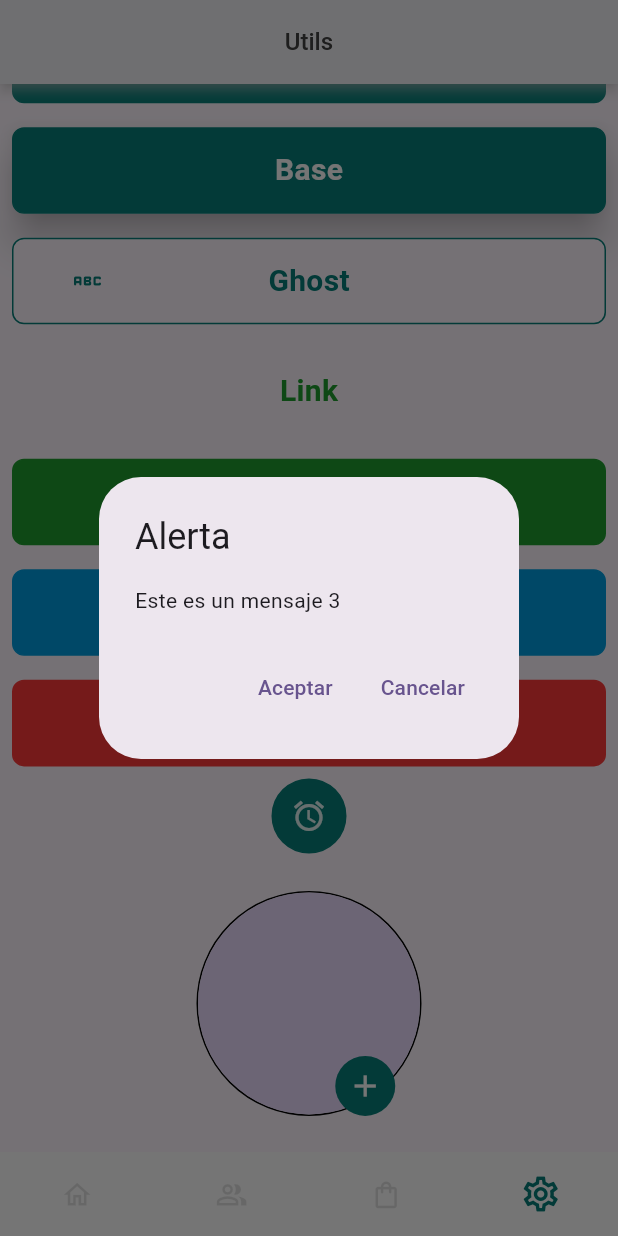
After one commit to jahuanca/utilsFlutter, a Flutter app: the screen it shows after launch, scrolled down 399 dp, after a tap on "Texto", on a phone screen of 412 x 824 dp. The commit adds this screen. Run offline on Flutter 3.47's test engine with Material 3 defaults, Android fonts, the phone set to English and light mode, and no system bars; missing offline and left inert: global_configuration; network calls fail.

Commit message:
feat: add ShowDialogWidget

```diff
--- a/example/lib/main.dart
+++ b/example/lib/main.dart
@@ -32,13 +32,14 @@ class ExamplePage extends StatelessWidget {
     final Size size = MediaQuery.of(context).size;
 
     return Scaffold(
-      appBar: appBarWidget(text: 'Example'),
+      appBar: appBarWidget(text: 'Utils'),
       bottomNavigationBar: BottomNavigationBarWidget(
           indexSelectedItem: 3,
           onTapItem: print,
           showTitles: false,
           icons: [
-        BottomNavigationItemWidget(icon: Icons.home_outlined, title: 'Inicio'),
+            BottomNavigationItemWidget(
+                icon: Icons.home_outlined, title: 'Inicio'),
             BottomNavigationItemWidget(
                 icon: Icons.people_alt_outlined, title: 'Clientes'),
             BottomNavigationItemWidget(
@@ -88,6 +89,10 @@ class ExamplePage extends StatelessWidget {
               padding: const EdgeInsets.all(8),
             ),
             ButtonWidget(
+                onTap: () =>
+                showDialogWidget(
+                  message: 'Este es un mensaje 3',
+                  context: context),
                 text: 'Texto',
                 icon: Icons.abc_rounded,
                 padding: const EdgeInsets.all(8)),
@@ -136,7 +141,8 @@ class ExamplePage extends StatelessWidget {
               iconData: Icons.abc_outlined,
               borderColor: Colors.black,
               urlImage:
-                    'https://upload.wikimedia.org/wikipedia/commons/a/a3/Image-not-found.png'),
+                  'https://static.vecteezy.com/system/resources/thumbnails/008/442/086/small_2x/illustration-of-human-icon-user-symbol-icon-modern-design-on-blank-background-free-vector.jpg',
+            ),
           ],
         ),
       ),
--- /dev/null
+++ b/lib/src/ui/widgets/dialogs/dialog_widget.dart
@@ -0,0 +1,34 @@
+import 'package:flutter/material.dart';
+
+class DialogWidget extends StatelessWidget {
+
+  final String title;
+  final String message;
+  final String okText;
+  final String cancelText;
+
+  const DialogWidget({
+    super.key,
+    required this.title,
+    required this.message,
+    required this.okText,
+    required this.cancelText,
+    });
+
+  @override
+  Widget build(BuildContext context) {
+    return AlertDialog(
+      title: Text(title),
+      content: Text(message),
+      actions: [
+        TextButton(
+            onPressed: () => Navigator.of(context).pop(true),
+            child: Text(okText)),
+        TextButton(
+            onPressed: () => Navigator.of(context).pop(false),
+            child: Text(cancelText))
+      ],
+
+    );
+  }
+}
--- /dev/null
+++ b/lib/src/ui/widgets/dialogs/show_dialog_widget.dart
@@ -0,0 +1,23 @@
+
+import 'package:flutter/material.dart';
+import 'package:utils/src/ui/widgets/dialogs/dialog_widget.dart';
+
+Future<dynamic> showDialogWidget({
+  required BuildContext context,
+  required String message,
+  String? title,
+  String? okText,
+  String? cancelText,
+  bool isDismissible = false,
+}){
+  return showDialog(
+    context: context,
+    barrierDismissible: isDismissible,
+    builder: (context) => DialogWidget(
+      title: title ?? 'Alerta',
+      message: message,
+      okText: okText ?? 'Aceptar',
+      cancelText: cancelText ?? 'Cancelar',
+
+    ),);
+}
--- a/lib/utils.dart
+++ b/lib/utils.dart
@@ -15,6 +15,8 @@ export 'src/ui/widgets/tags/tag_widget.dart';
 export 'src/ui/widgets/bottom_navigation/bottom_navigation_bar_widget.dart' ;
 export 'src/ui/widgets/bottom_navigation/bottom_navigation_item_widget.dart';
 
+export 'src/ui/widgets/dialogs/show_dialog_widget.dart';
+
 
 import 'package:global_configuration/global_configuration.dart';
 import 'package:utils/src/data/data_config.dart';
```
Lines whose indentation alone changed are shown as unchanged.
